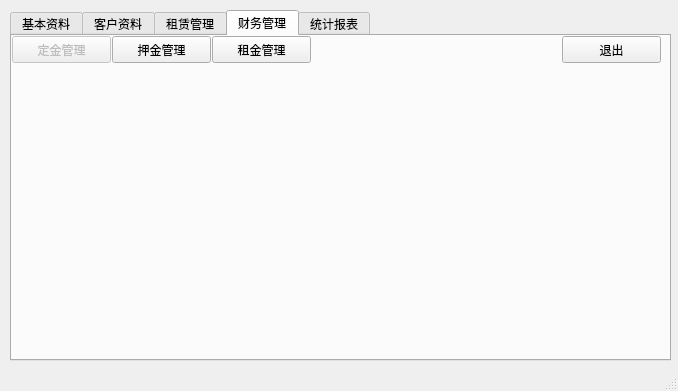
Qt form mainwindow.ui (angeiv/house) before a commit.
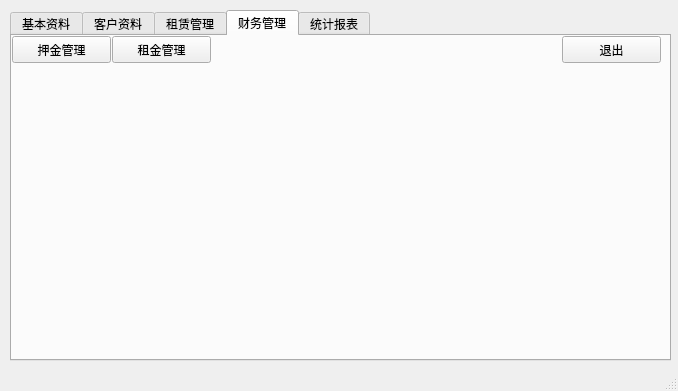
The same form after that commit. The open tabs and pages were chosen to show the change.

```diff
--- a/mainwindow.ui
+++ b/mainwindow.ui
@@ -199,7 +199,7 @@
      <widget class="QPushButton" name="pushButton_5">
       <property name="geometry">
        <rect>
-        <x>200</x>
+        <x>100</x>
         <y>0</y>
         <width>99</width>
         <height>27</height>
@@ -222,26 +222,10 @@
        <string>退出</string>
       </property>
      </widget>
-     <widget class="QPushButton" name="btnReplay">
-      <property name="enabled">
-       <bool>false</bool>
-      </property>
-      <property name="geometry">
-       <rect>
-        <x>0</x>
-        <y>0</y>
-        <width>99</width>
-        <height>27</height>
-       </rect>
-      </property>
-      <property name="text">
-       <string>定金管理</string>
-      </property>
-     </widget>
      <widget class="QPushButton" name="pushButton_10">
       <property name="geometry">
        <rect>
-        <x>100</x>
+        <x>0</x>
         <y>0</y>
         <width>99</width>
         <height>27</height>
```
Left out of the diff: 17 changed lines with no effect on the pictures.
